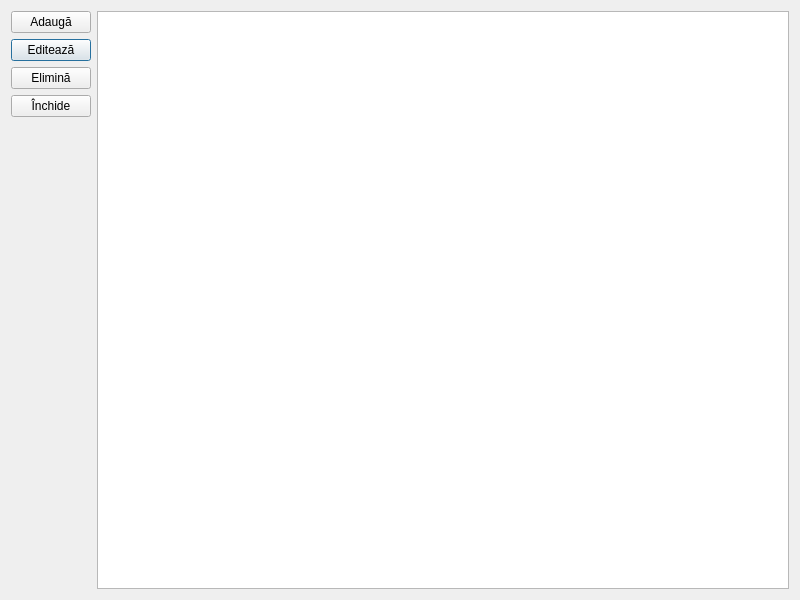
Old version of the form catalogs/listform.ui in the repository debalex77/USG.
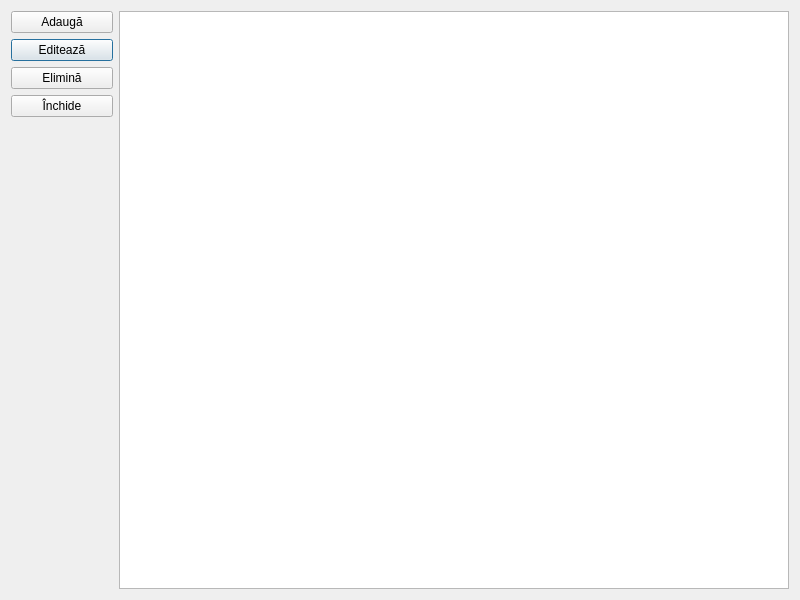
New version of the form. Icons and pictures are not drawn.

```diff
--- a/catalogs/listform.ui
+++ b/catalogs/listform.ui
@@ -10,12 +10,23 @@
     <height>600</height>
    </rect>
   </property>
+  <property name="font">
+   <font>
+    <family>Segoe UI</family>
+   </font>
+  </property>
   <property name="windowTitle">
    <string>Dialog</string>
   </property>
   <layout class="QGridLayout" name="gridLayout">
    <item row="1" column="0">
     <widget class="QPushButton" name="btnEdit">
+     <property name="minimumSize">
+      <size>
+       <width>102</width>
+       <height>0</height>
+      </size>
+     </property>
      <property name="text">
       <string>Editează</string>
      </property>
@@ -26,6 +37,12 @@
    </item>
    <item row="0" column="0">
     <widget class="QPushButton" name="btnAdd">
+     <property name="minimumSize">
+      <size>
+       <width>102</width>
+       <height>0</height>
+      </size>
+     </property>
      <property name="text">
       <string>Adaugă</string>
      </property>
@@ -36,6 +53,12 @@
    </item>
    <item row="3" column="0">
     <widget class="QPushButton" name="btnCancel">
+     <property name="minimumSize">
+      <size>
+       <width>102</width>
+       <height>0</height>
+      </size>
+     </property>
      <property name="text">
       <string>Închide</string>
      </property>
@@ -62,6 +85,12 @@
    </item>
    <item row="2" column="0">
     <widget class="QPushButton" name="btnDelMark">
+     <property name="minimumSize">
+      <size>
+       <width>102</width>
+       <height>0</height>
+      </size>
+     </property>
      <property name="text">
       <string>Elimină</string>
      </property>
```
Left out of the diff: 20 changed lines with no effect on the pictures.
